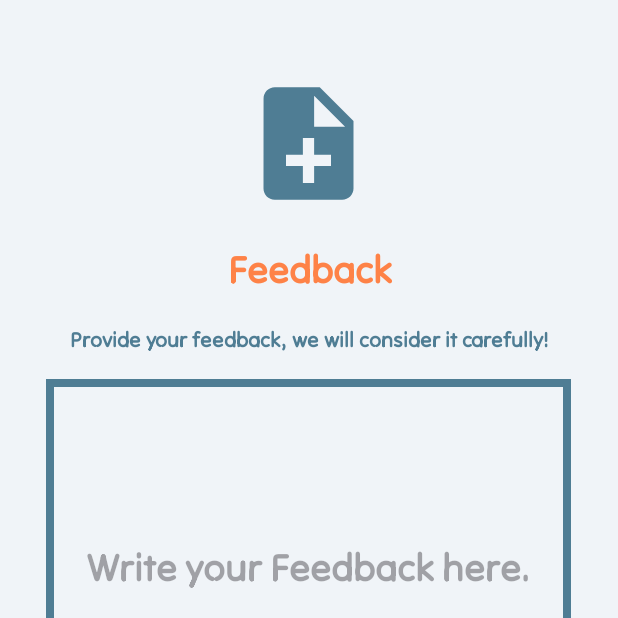
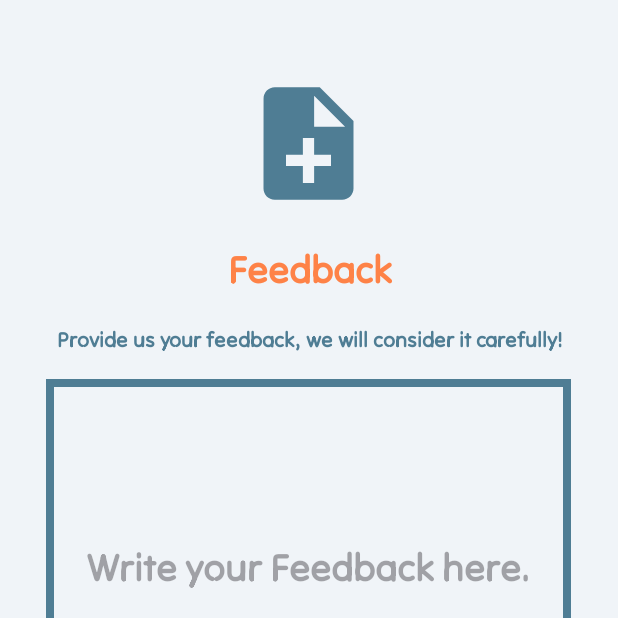
Before and after one commit to Maroomalrefai/Khalee_Application, an Android app: the feedback screen opened directly, with no data from a screen before it, on a phone screen of 412 x 824 dp, the top half of it. Run offline under Robolectric (Android 15) with nearby library versions, the phone set to English and light mode, and no system bars; Roboto replaces fonts that are not available here.

Commit message:
feedback design

```diff
--- a/app/src/main/AndroidManifest.xml
+++ b/app/src/main/AndroidManifest.xml
@@ -29,9 +29,9 @@
         <activity
             android:name=".MainActivity"
             android:exported="false" />
-        <activity
-            android:name=".EditAllergies"
-            android:exported="false" />
+<!--        <activity-->
+<!--            android:name=".EditAllergies"-->
+<!--            android:exported="false" />-->
         <activity
             android:name=".CreatePost"
             android:exported="false" />
--- a/app/src/main/res/layout/activity_feedback.xml
+++ b/app/src/main/res/layout/activity_feedback.xml
@@ -50,7 +50,7 @@
             android:layout_height="wrap_content"
             android:layout_marginTop="15dp"
             android:fontFamily="@font/tiltneon"
-            android:text="Provide your feedback, we will consider it carefully!"
+            android:text="Provide us your feedback, we will consider it carefully!"
             android:textAlignment="center"
             android:textColor="@color/blue"
             android:textSize="14sp"
```
